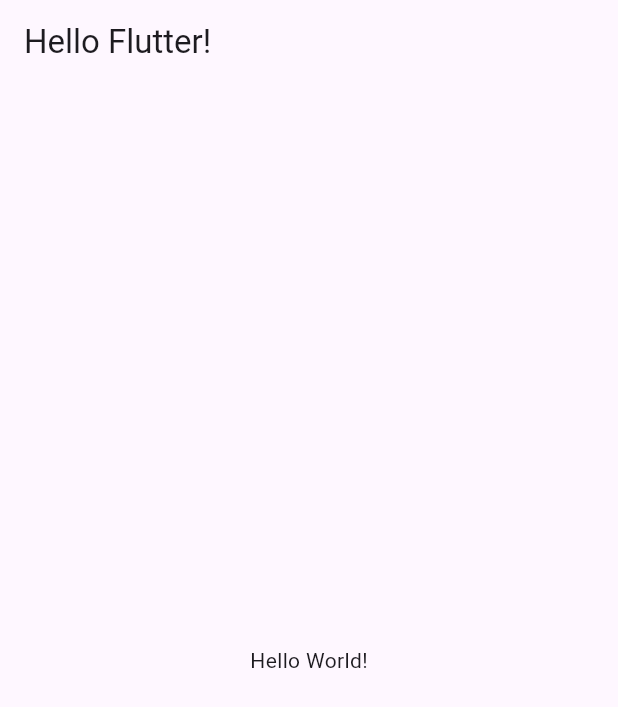
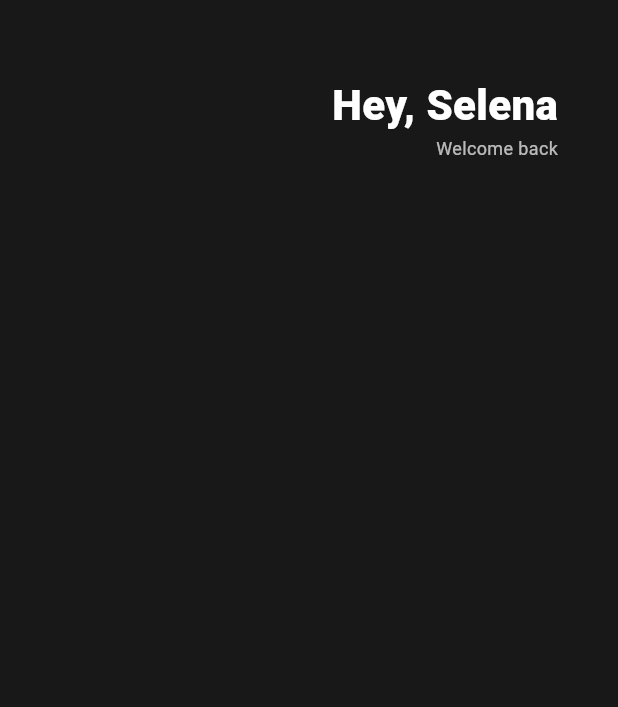
Before and after one commit to KimJJRoSY/flutter_study, a Flutter app: the screen it shows after launch, on a phone screen of 412 x 824 dp. Shown: the top 707 px of the screen. Run offline on Flutter 3.47's test engine with Material 3 defaults, Android fonts, the phone set to English and light mode, and no system bars.

Commit message:
header 추가

```diff
--- a/lib/main.dart
+++ b/lib/main.dart
@@ -8,21 +8,49 @@ void main() {
 // widget을 만드려면 플러터 SDK에 있는 3개의 코어 윋젯 중 하나를 상속받아야됨
 class App extends StatelessWidget {
   @override //부모클래스 덮어쓰기
-  // 어떤 family 스타일을 사용할지 flutter에게 전달 == 기본 UI 설정
   Widget build(BuildContext context) {
     return MaterialApp(
-      // 사람들이 우리 앱의 home에 갔을 때 뭘 보여줘야 할까?
       home: Scaffold(
-        appBar: AppBar(
-          title: Text('Hello Flutter!'),
-        ),
-        body: Center(
-          child: Text('Hello World!'),
+        backgroundColor: Color(0xFF181818),
+        body: Padding(
+          // 전체 ui 상하좌우에 패딩값 줌
+          // padding: EdgeInsets.all(10),
+
+          //수평(가로)에 패딩 줌
+          padding: EdgeInsets.symmetric(horizontal: 40),
+          child: Column(
+            children: [
+              SizedBox(
+                height: 50,
+              ),
+              Row(
+                // 수직 방향으로 end는 제일 오른쪽
+                mainAxisAlignment: MainAxisAlignment.end,
+                children: [
+                  Column(
+                    // 수평에서 제일 오른쪽
+                    crossAxisAlignment: CrossAxisAlignment.end,
+                    children: [
+                      Text(
+                        'Hey, Selena',
+                        style: TextStyle(
+                            color: Colors.white,
+                            fontSize: 28,
+                            fontWeight: FontWeight.w800),
+                      ),
+                      Text('Welcome back',
+                          style: TextStyle(
+                            color: Colors.white.withOpacity(0.7),
+                            fontSize: 12,
+                          )),
+                    ],
+                  )
+                ],
+              )
+            ],
+          ),
         ),
       ),
     );
-    // Material == 구글, Cupertino == ios
-    // 모바일 앱의 모든 화면은 scaffold가 필요
-    // scaffold는 navigation bar, bottom tab bar, 상단 버튼, 화면 중앙 정렬 등 구현 OK
   }
 }
```
